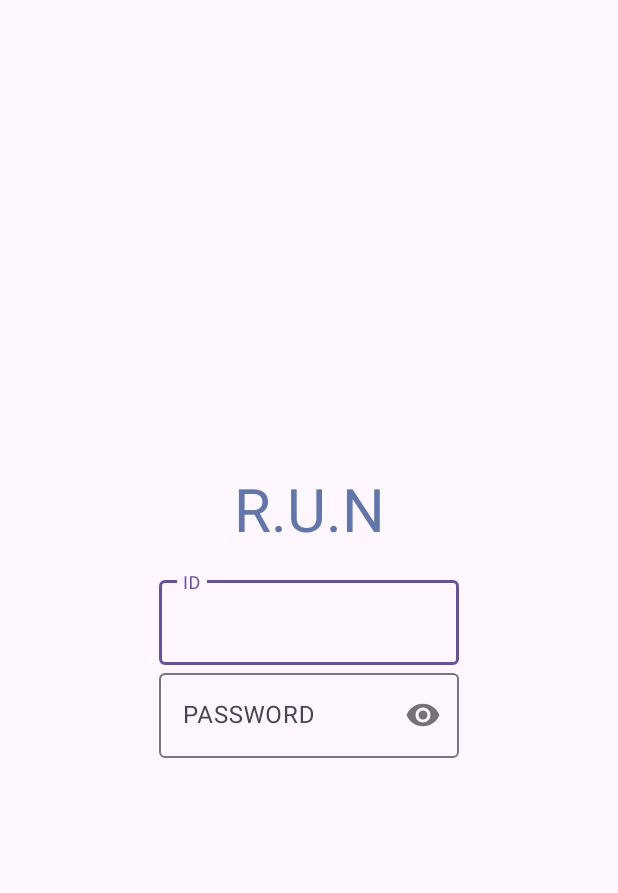
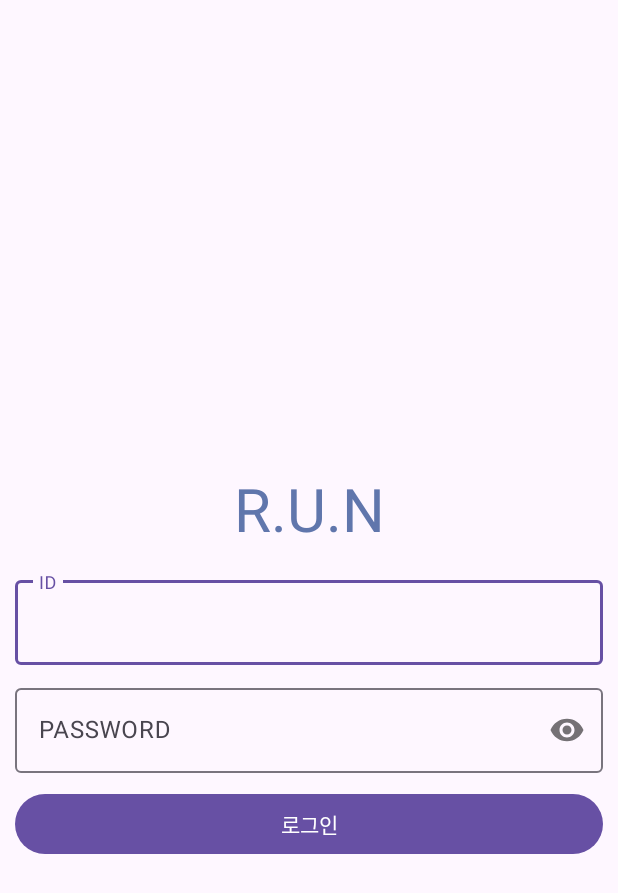
Before and after one commit to OhJunYoung21/Running_App, an Android app: the LoginActivity screen opened directly, with no data from a screen before it, on a phone screen of 412 x 824 dp. Shown: the top 893 px of the screen. Run offline under Robolectric (Android 15) with nearby library versions, the phone set to English and light mode, and no system bars; 1 statement that could not run was skipped.

Commit message:
login_UI commit

```diff
--- a/app/src/main/res/layout/activity_login.xml
+++ b/app/src/main/res/layout/activity_login.xml
@@ -21,40 +21,55 @@
 
 
     <com.google.android.material.textfield.TextInputLayout
+        android:layout_margin="10dp"
         app:layout_constraintRight_toRightOf="parent"
         app:layout_constraintLeft_toLeftOf="parent"
         app:layout_constraintBottom_toBottomOf="parent"
         app:layout_constraintTop_toTopOf="parent"
-        android:layout_width="200dp"
+        android:layout_width="match_parent"
         android:id = "@+id/idLayout"
         android:layout_height="wrap_content">
 
         <com.google.android.material.textfield.TextInputEditText
+            android:id="@+id/loginId"
+            android:hint = "ID"
             android:layout_width="match_parent"
-            android:layout_height="wrap_content"
-            android:hint="ID"
-            android:id = "@+id/loginId"/>
+            android:layout_height="match_parent" />
 
     </com.google.android.material.textfield.TextInputLayout>
 
     <com.google.android.material.textfield.TextInputLayout
+        android:layout_margin="10dp"
         app:layout_constraintRight_toRightOf="parent"
-        app:passwordToggleEnabled="true"
         app:layout_constraintLeft_toLeftOf="parent"
         app:layout_constraintTop_toBottomOf="@id/idLayout"
-        android:layout_width="200dp"
+        android:layout_width="match_parent"
         android:id = "@+id/passwordLayout"
+        app:passwordToggleEnabled="true"
         android:layout_height="wrap_content">
 
         <com.google.android.material.textfield.TextInputEditText
+            android:inputType="numberPassword"
+            android:id="@+id/loginPw"
+            android:hint = "PASSWORD"
             android:layout_width="match_parent"
-            android:inputType="numberPassword"
-            android:layout_height="wrap_content"
-            android:hint="PASSWORD"
-            android:id = "@+id/loginPw"/>
+            android:layout_height="match_parent" />
 
     </com.google.android.material.textfield.TextInputLayout>
 
 
+    <com.google.android.material.button.MaterialButton
+        android:layout_width="match_parent"
+        android:layout_height="wrap_content"
+        android:layout_margin="10dp"
+        android:text = "로그인"
+        app:cornerRadius="@android:dimen/system_app_widget_background_radius"
+        app:layout_constraintLeft_toLeftOf="parent"
+        app:layout_constraintRight_toRightOf="parent"
+        app:layout_constraintTop_toBottomOf="@id/passwordLayout" />
+
+
+
+
 
 </androidx.constraintlayout.widget.ConstraintLayout>
```
